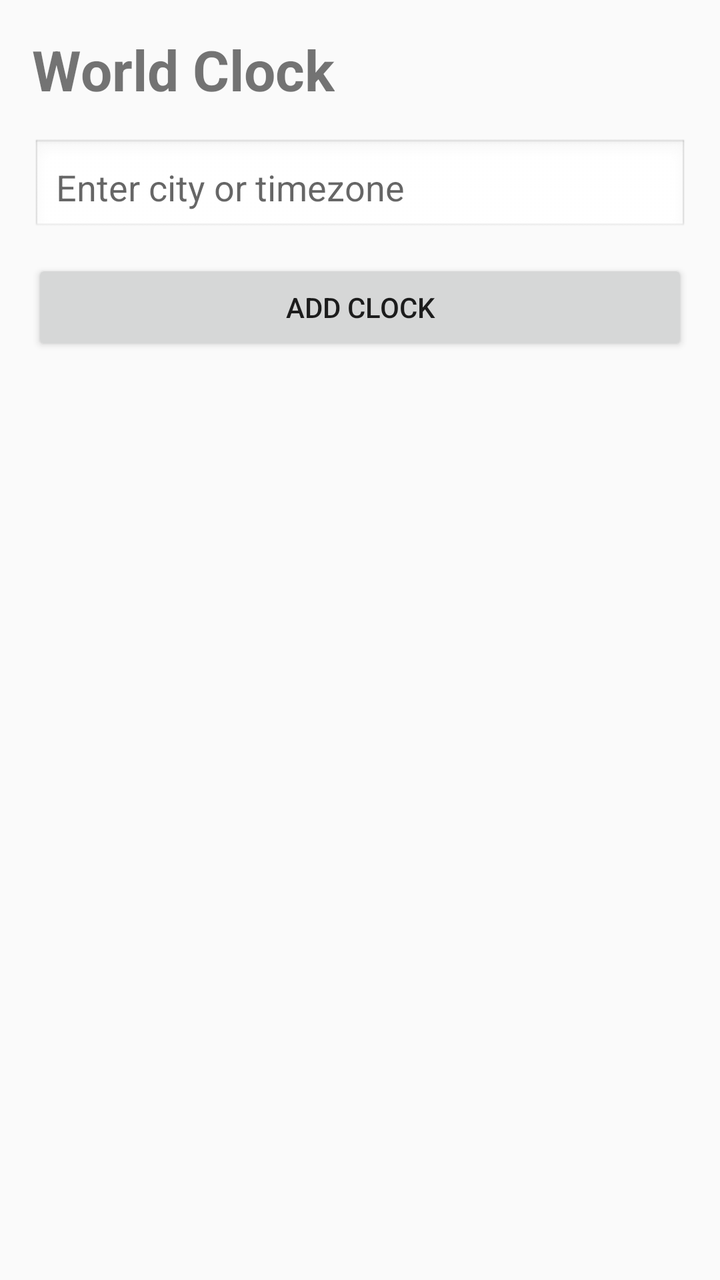
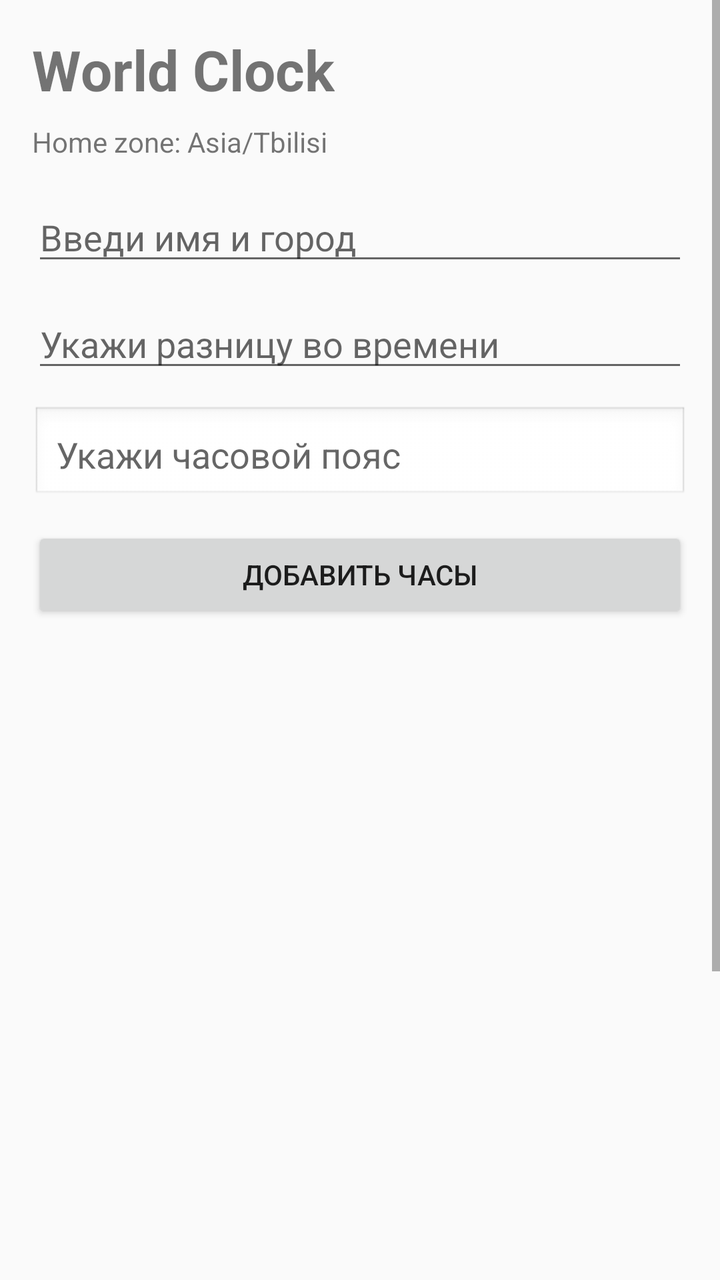

The first picture is an Android layout as it rendered before a commit; the second is the same layout after the commit. The layout source and the unified diff follow.
<!-- AndroidManifest.xml: application theme Theme.AppCompat.Light.NoActionBar -->
<!-- res/layout/activity_main.xml -->
<?xml version="1.0" encoding="utf-8"?>
<LinearLayout xmlns:android="http://schemas.android.com/apk/res/android"
    android:layout_width="match_parent"
    android:layout_height="match_parent"
    android:orientation="vertical"
    android:padding="16dp">

    <TextView
        android:layout_width="wrap_content"
        android:layout_height="wrap_content"
        android:text="World Clock"
        android:textSize="28sp"
        android:textStyle="bold"
        android:layout_marginBottom="16dp" />

    <AutoCompleteTextView
        android:id="@+id/cityInput"
        android:layout_width="match_parent"
        android:layout_height="wrap_content"
        android:hint="Enter city or timezone"
        android:padding="12dp"
        android:background="@android:drawable/edit_text"
        android:layout_marginBottom="12dp" />

    <Button
        android:id="@+id/addClockButton"
        android:layout_width="match_parent"
        android:layout_height="wrap_content"
        android:text="Add clock"
        android:layout_marginBottom="16dp" />

    <androidx.recyclerview.widget.RecyclerView
        android:id="@+id/clocksRecyclerView"
        android:layout_width="match_parent"
        android:layout_height="0dp"
        android:layout_weight="1" />

</LinearLayout>
<!-- resources referenced by this layout -->
<resources>

</resources>

<!-- the commit's change to res/layout/activity_main.xml (unified diff, before → after) -->
@@ -1,38 +1,65 @@
 <?xml version="1.0" encoding="utf-8"?>
-<LinearLayout xmlns:android="http://schemas.android.com/apk/res/android"
+<ScrollView xmlns:android="http://schemas.android.com/apk/res/android"
     android:layout_width="match_parent"
-    android:layout_height="match_parent"
-    android:orientation="vertical"
-    android:padding="16dp">
+    android:layout_height="match_parent">
 
-    <TextView
-        android:layout_width="wrap_content"
-        android:layout_height="wrap_content"
-        android:text="World Clock"
-        android:textSize="28sp"
-        android:textStyle="bold"
-        android:layout_marginBottom="16dp" />
-
-    <AutoCompleteTextView
-        android:id="@+id/cityInput"
+    <LinearLayout
         android:layout_width="match_parent"
         android:layout_height="wrap_content"
-        android:hint="Enter city or timezone"
-        android:padding="12dp"
-        android:background="@android:drawable/edit_text"
-        android:layout_marginBottom="12dp" />
+        android:orientation="vertical"
+        android:padding="16dp">
 
-    <Button
-        android:id="@+id/addClockButton"
-        android:layout_width="match_parent"
-        android:layout_height="wrap_content"
-        android:text="Add clock"
-        android:layout_marginBottom="16dp" />
+        <TextView
+            android:layout_width="wrap_content"
+            android:layout_height="wrap_content"
+            android:text="World Clock"
+            android:textSize="28sp"
+            android:textStyle="bold"
+            android:layout_marginBottom="8dp" />
 
-    <androidx.recyclerview.widget.RecyclerView
-        android:id="@+id/clocksRecyclerView"
-        android:layout_width="match_parent"
-        android:layout_height="0dp"
-        android:layout_weight="1" />
+        <TextView
+            android:id="@+id/homeZoneText"
+            android:layout_width="wrap_content"
+            android:layout_height="wrap_content"
+            android:text="Home zone: Asia/Tbilisi"
+            android:textSize="14sp"
+            android:layout_marginBottom="16dp" />
 
-</LinearLayout>
+        <EditText
+            android:id="@+id/nameInput"
+            android:layout_width="match_parent"
+            android:layout_height="wrap_content"
+            android:hint="Введи имя и город"
+            android:layout_marginBottom="12dp" />
+
+        <EditText
+            android:id="@+id/offsetInput"
+            android:layout_width="match_parent"
+            android:layout_height="wrap_content"
+            android:hint="Укажи разницу во времени"
+            android:inputType="numberSigned"
+            android:layout_marginBottom="12dp" />
+
+        <AutoCompleteTextView
+            android:id="@+id/timezoneInput"
+            android:layout_width="match_parent"
+            android:layout_height="wrap_content"
+            android:hint="Укажи часовой пояс"
+            android:padding="12dp"
+            android:background="@android:drawable/edit_text"
+            android:layout_marginBottom="12dp" />
+
+        <Button
+            android:id="@+id/addClockButton"
+            android:layout_width="match_parent"
+            android:layout_height="wrap_content"
+            android:text="Добавить часы"
+            android:layout_marginBottom="16dp" />
+
+        <androidx.recyclerview.widget.RecyclerView
+            android:id="@+id/clocksRecyclerView"
+            android:layout_width="match_parent"
+            android:layout_height="500dp" />
+
+    </LinearLayout>
+</ScrollView>
